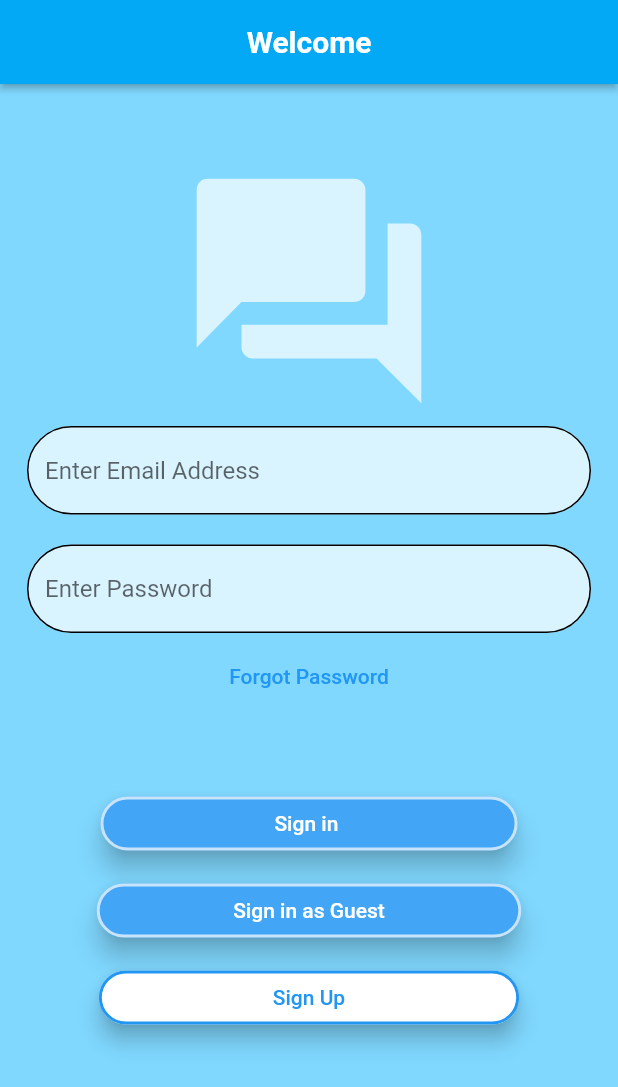
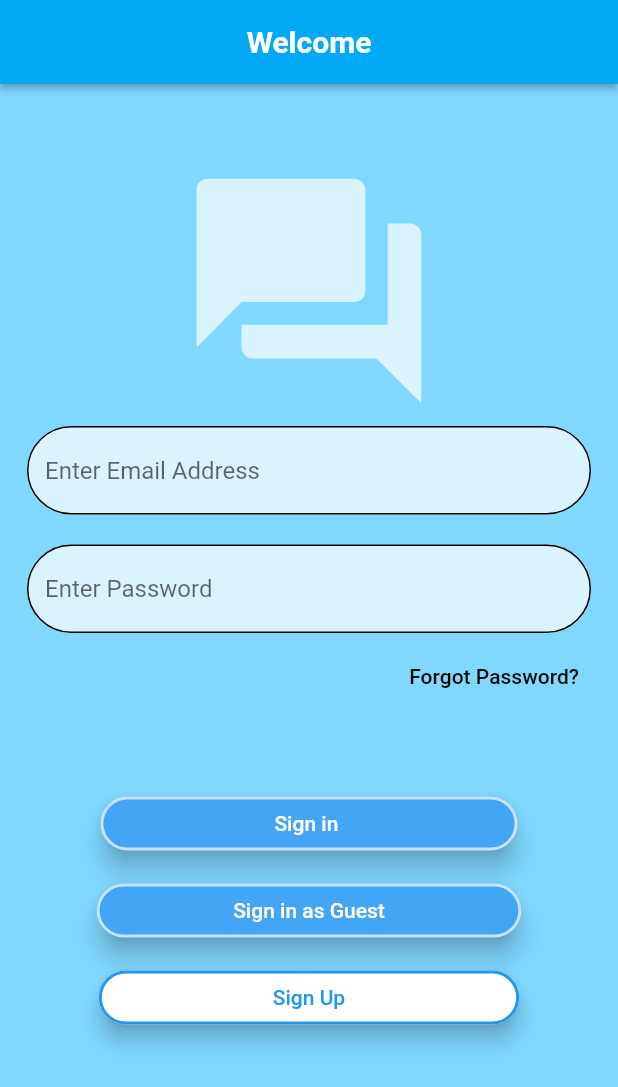
Before and after one commit to danieltefera08/porter, a Flutter app: the screen it shows after launch, on a phone screen of 412 x 824 dp. Shown: the top 1087 px of the screen. Run offline on Flutter 3.47's test engine with Material 2 defaults, Android fonts, the phone set to English and light mode, and no system bars; our stand-ins replace cloud_firestore, firebase_auth, firebase_core, flutter_spinkit, google_fonts, image_picker and 1 more; accounts and stored records are empty.

Commit message:
Reset password

```diff
--- a/lib/Screens/Authenticate/signin.dart
+++ b/lib/Screens/Authenticate/signin.dart
@@ -105,11 +105,19 @@ class _SinginState extends State<Singin> {
                     ),
                   ),
                   SizedBox(height: 5.0,),
-                  TextButton(
-                      onPressed: (){
-                        Navigator.pushNamed(context, '/reset');
-                      },
-                      child: Text("Forgot Password")),
+                  Align(
+                    alignment: Alignment.bottomRight,
+                    child: TextButton(
+                        onPressed: (){
+                          Navigator.pushNamed(context, '/reset');
+                        },
+                        child: Text(
+                          "Forgot Password?",
+                        style: TextStyle(
+color: Colors.black,
+                        ),)
+                    ),
+                  ),
                   SizedBox(height: 50,),
                   Column(
                     crossAxisAlignment: CrossAxisAlignment.stretch,
```
